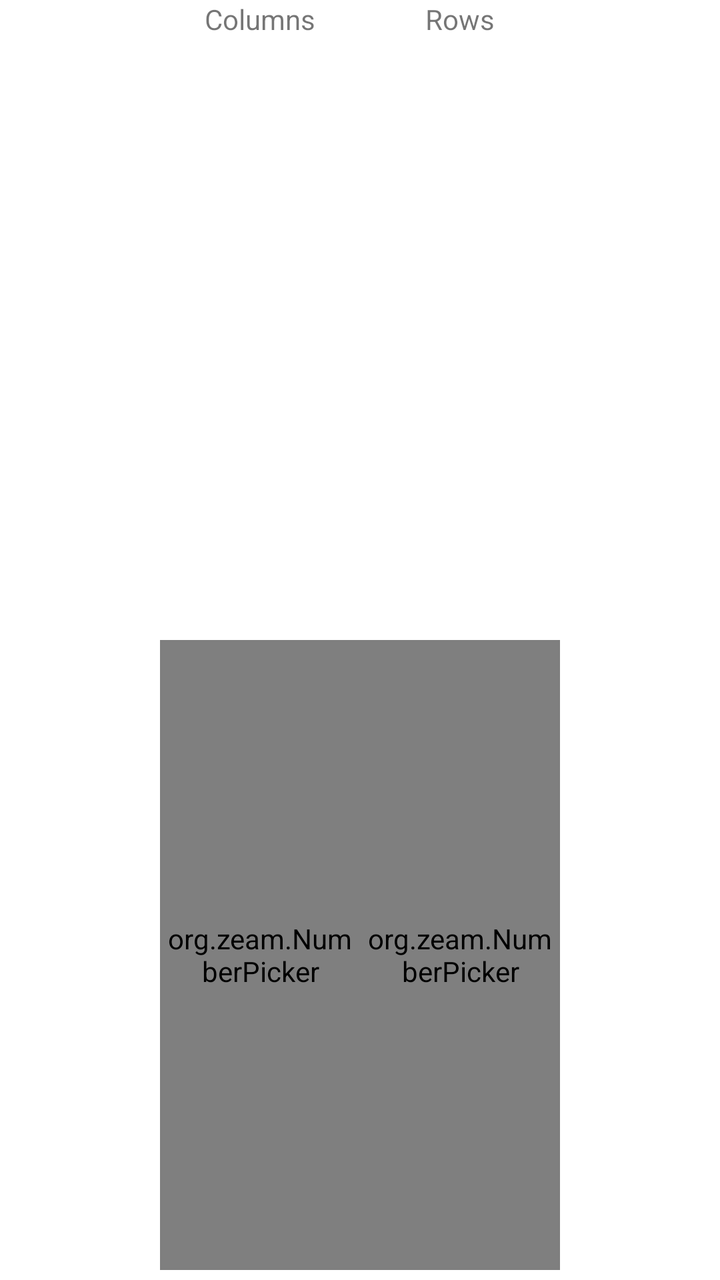
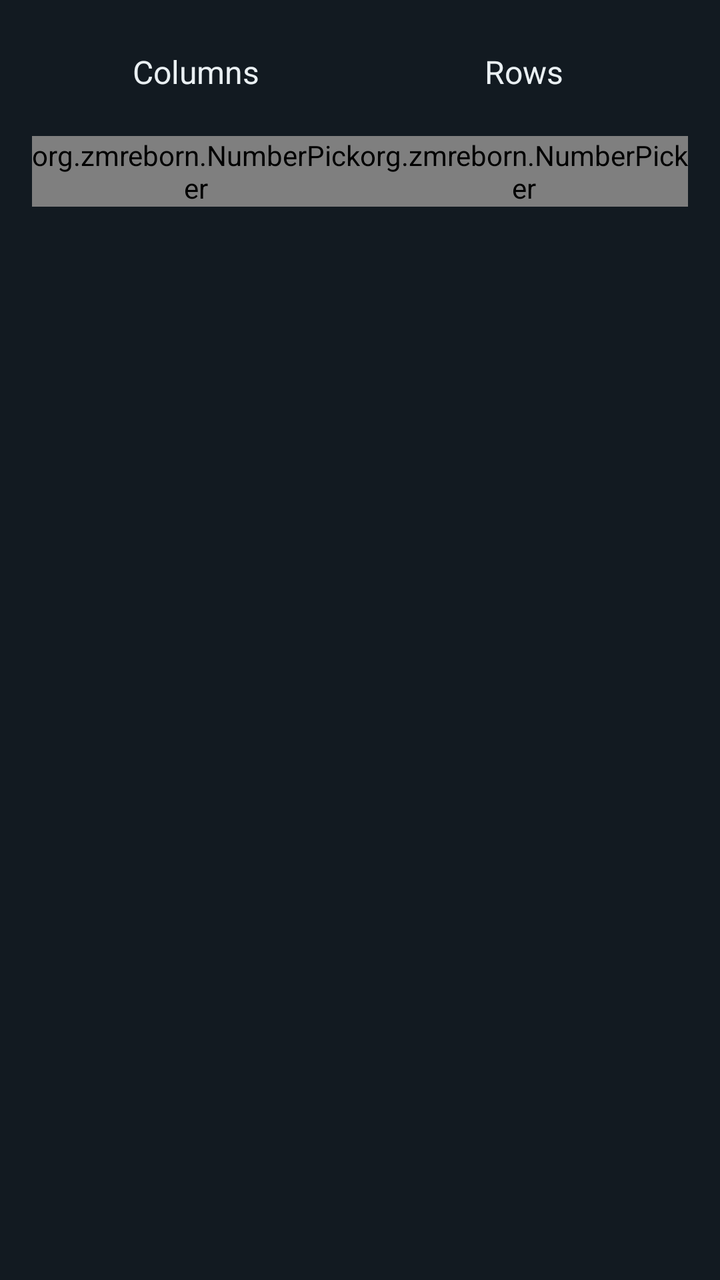

Two renders of the same Android screen: before a commit and after it. Below are the layout's source before the change and the commit's diff.
<!-- AndroidManifest.xml: fallback theme Theme.MaterialComponents.DayNight.NoActionBar -->
<!-- res/layout/widget_span.xml -->
<?xml version="1.0" encoding="utf-8"?>
<LinearLayout xmlns:android="http://schemas.android.com/apk/res/android" xmlns:launcher="http://schemas.android.com/apk/res/org.zeam" android:orientation="vertical" android:id="@+id/layout_root" android:layout_width="match_parent" android:layout_height="match_parent">
    <LinearLayout android:layout_gravity="center" android:orientation="horizontal" android:padding="0dp" android:layout_width="wrap_content" android:layout_height="match_parent" android:layout_weight="1">
        <TextView android:gravity="center_horizontal" android:id="@+id/text_columns_span" android:layout_width="100dp" android:layout_height="match_parent" android:text="@string/dialog_text_columns" android:layout_weight="1"/>
        <TextView android:gravity="center_horizontal" android:id="@+id/text_rows_span" android:layout_width="100dp" android:layout_height="match_parent" android:text="@string/dialog_text_rows" android:layout_weight="1"/>
    </LinearLayout>
    <LinearLayout android:layout_gravity="center" android:orientation="horizontal" android:paddingLeft="0dp" android:paddingTop="0dp" android:paddingRight="0dp" android:paddingBottom="5dp" android:layout_width="wrap_content" android:layout_height="match_parent" android:layout_weight="1">
        <org.zeam.NumberPicker android:id="@+id/widget_columns_span" android:layout_width="100dp" android:layout_height="match_parent"/>
        <org.zeam.NumberPicker android:id="@+id/widget_rows_span" android:layout_width="100dp" android:layout_height="match_parent"/>
    </LinearLayout>
</LinearLayout>
<!-- resources referenced by this layout -->
<resources>
  <string name="dialog_text_columns">Columns</string>
  <string name="dialog_text_rows">Rows</string>
</resources>

<!-- the commit's change to res/layout/widget_span.xml (unified diff, before → after) -->
@@ -1,11 +1,57 @@
 <?xml version="1.0" encoding="utf-8"?>
-<LinearLayout xmlns:android="http://schemas.android.com/apk/res/android" xmlns:launcher="http://schemas.android.com/apk/res/org.zeam" android:orientation="vertical" android:id="@+id/layout_root" android:layout_width="match_parent" android:layout_height="match_parent">
-    <LinearLayout android:layout_gravity="center" android:orientation="horizontal" android:padding="0dp" android:layout_width="wrap_content" android:layout_height="match_parent" android:layout_weight="1">
-        <TextView android:gravity="center_horizontal" android:id="@+id/text_columns_span" android:layout_width="100dp" android:layout_height="match_parent" android:text="@string/dialog_text_columns" android:layout_weight="1"/>
-        <TextView android:gravity="center_horizontal" android:id="@+id/text_rows_span" android:layout_width="100dp" android:layout_height="match_parent" android:text="@string/dialog_text_rows" android:layout_weight="1"/>
+<LinearLayout xmlns:android="http://schemas.android.com/apk/res/android"
+    android:id="@+id/layout_root"
+    android:orientation="vertical"
+    android:background="@color/zm_reborn_slate"
+    android:paddingLeft="@dimen/space_16"
+    android:paddingTop="@dimen/space_12"
+    android:paddingRight="@dimen/space_16"
+    android:paddingBottom="@dimen/space_12"
+    android:layout_width="match_parent"
+    android:layout_height="wrap_content">
+    <LinearLayout
+        android:orientation="horizontal"
+        android:layout_width="match_parent"
+        android:layout_height="wrap_content">
+        <TextView
+            android:id="@+id/text_columns_span"
+            android:text="@string/dialog_text_columns"
+            android:textColor="@color/zm_reborn_fog"
+            android:textSize="16sp"
+            android:gravity="center"
+            android:minHeight="@dimen/minimum_touch_target"
+            android:layout_width="0dp"
+            android:layout_height="wrap_content"
+            android:layout_weight="1" />
+        <TextView
+            android:id="@+id/text_rows_span"
+            android:text="@string/dialog_text_rows"
+            android:textColor="@color/zm_reborn_fog"
+            android:textSize="16sp"
+            android:gravity="center"
+            android:minHeight="@dimen/minimum_touch_target"
+            android:layout_width="0dp"
+            android:layout_height="wrap_content"
+            android:layout_weight="1" />
     </LinearLayout>
-    <LinearLayout android:layout_gravity="center" android:orientation="horizontal" android:paddingLeft="0dp" android:paddingTop="0dp" android:paddingRight="0dp" android:paddingBottom="5dp" android:layout_width="wrap_content" android:layout_height="match_parent" android:layout_weight="1">
-        <org.zeam.NumberPicker android:id="@+id/widget_columns_span" android:layout_width="100dp" android:layout_height="match_parent"/>
-        <org.zeam.NumberPicker android:id="@+id/widget_rows_span" android:layout_width="100dp" android:layout_height="match_parent"/>
+    <LinearLayout
+        android:orientation="horizontal"
+        android:layout_width="match_parent"
+        android:layout_height="wrap_content"
+        android:layout_marginTop="@dimen/space_8">
+        <org.zmreborn.NumberPicker
+            android:id="@+id/widget_columns_span"
+            android:background="@color/zm_reborn_slate"
+            android:layout_width="0dp"
+            android:layout_height="wrap_content"
+            android:minWidth="@dimen/minimum_touch_target"
+            android:layout_weight="1" />
+        <org.zmreborn.NumberPicker
+            android:id="@+id/widget_rows_span"
+            android:background="@color/zm_reborn_slate"
+            android:layout_width="0dp"
+            android:layout_height="wrap_content"
+            android:minWidth="@dimen/minimum_touch_target"
+            android:layout_weight="1" />
     </LinearLayout>
 </LinearLayout>
<!-- resource entries referenced after the edit -->
@@ -1,5 +1,11 @@
 <!-- resources referenced by this layout -->
 <resources>
+  <color name="zm_reborn_fog">#ffeaf0f3</color>
+  <color name="zm_reborn_slate">#ff121a21</color>
+  <dimen name="minimum_touch_target">48dp</dimen>
+  <dimen name="space_12">12dp</dimen>
+  <dimen name="space_16">16dp</dimen>
+  <dimen name="space_8">8dp</dimen>
   <string name="dialog_text_columns">Columns</string>
   <string name="dialog_text_rows">Rows</string>
 </resources>
